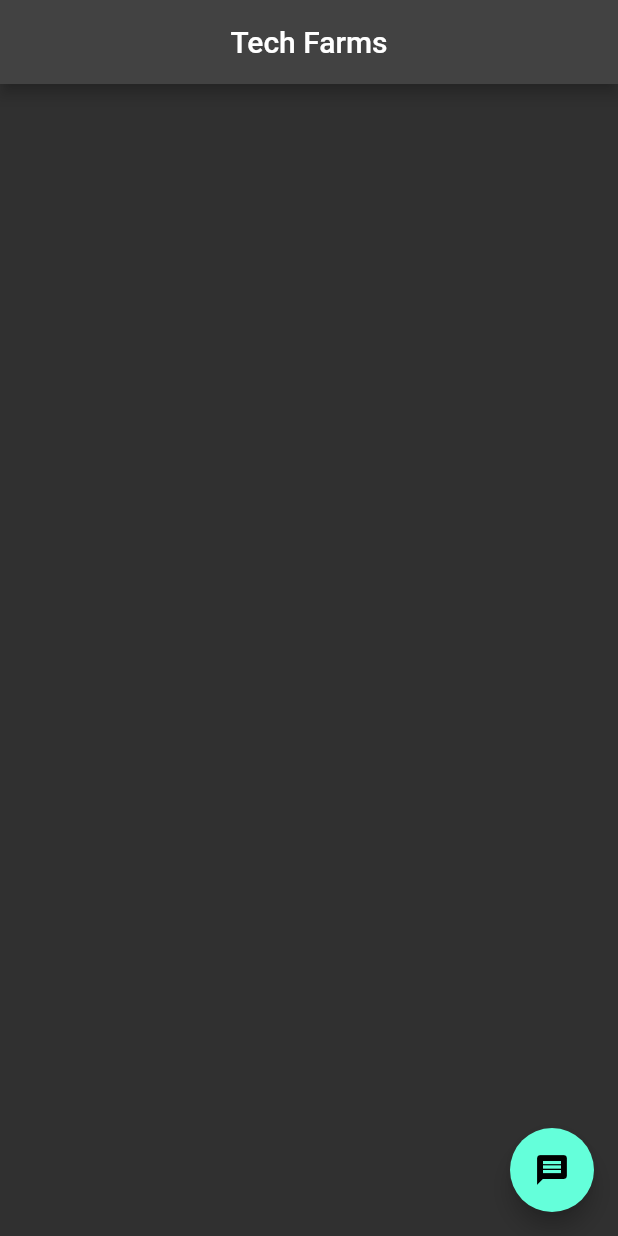
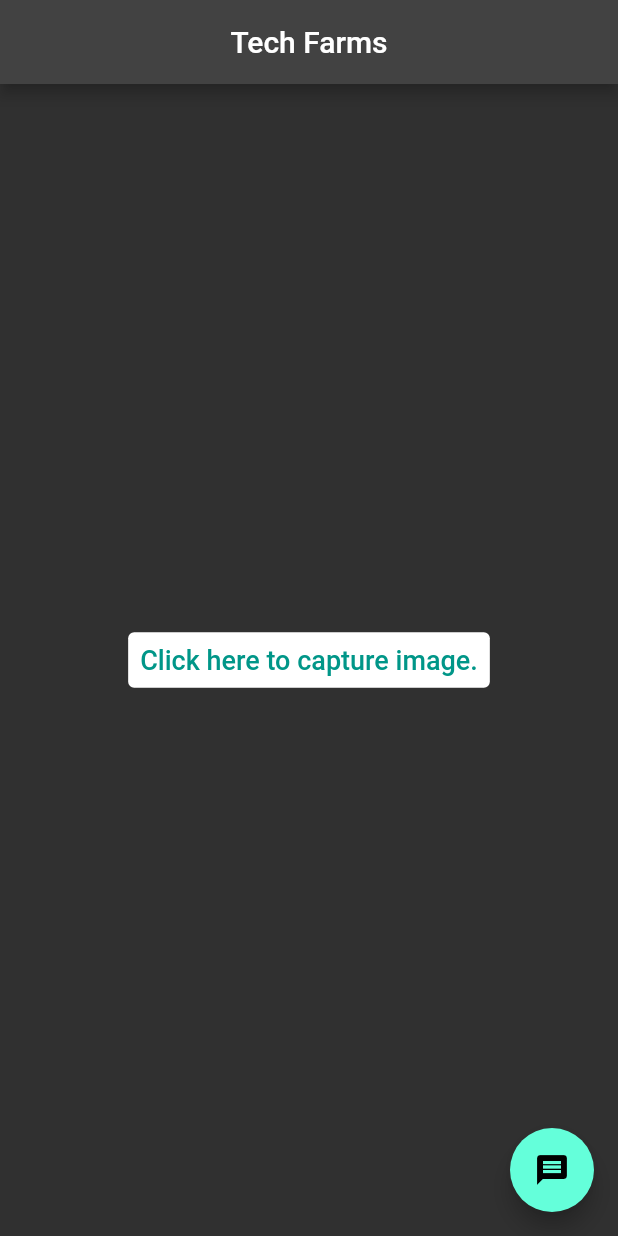
Before and after one commit to Sai-Gruheeth-N/Capstone-application-draft-flutter, a Flutter app: the screen it shows after launch, on a phone screen of 412 x 824 dp. Run offline on Flutter 3.47's test engine with Material 2 defaults, Android fonts, the phone set to English and light mode, and no system bars.

Commit message:
Updated Button for homepage

```diff
--- a/lib/main.dart
+++ b/lib/main.dart
@@ -40,6 +40,25 @@ class _HomePageState extends State<HomePage> {
         centerTitle: true,
         title: Text('Tech Farms'),
       ),
+      body: Container(
+        child: Center(
+          child: Column(
+            mainAxisAlignment: MainAxisAlignment.center,
+            crossAxisAlignment: CrossAxisAlignment.center,
+            children: [
+              TextButton(
+                style: TextButton.styleFrom(
+                    backgroundColor: Colors.white, primary: Colors.teal),
+                onPressed: () {},
+                child: Text(
+                  'Click here to capture image.',
+                  style: TextStyle(fontSize: 18.0),
+                ),
+              ),
+            ],
+          ),
+        ),
+      ),
       floatingActionButton: FloatingActionButton(
         onPressed: () {
           setState(() {
```
